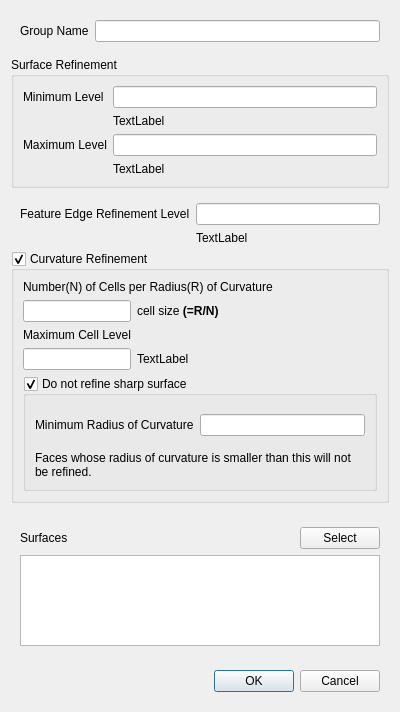
First picture: the form in src/foammesh/view/castellation/surface_refinement_dialog.ui, repository TheErevnaa/FoamMesh, before the edit.
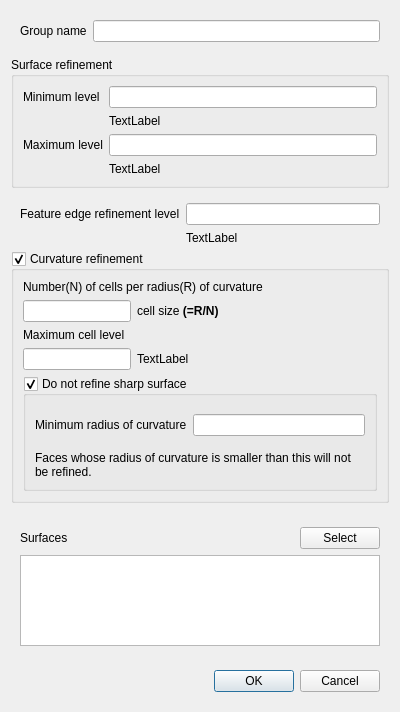
Second picture: the form after the edit.

The edit to the form file:
```diff
--- a/src/foammesh/view/castellation/surface_refinement_dialog.ui
+++ b/src/foammesh/view/castellation/surface_refinement_dialog.ui
@@ -32,7 +32,7 @@
          <item row="0" column="0">
           <widget class="QLabel" name="label">
            <property name="text">
-            <string>Group Name</string>
+            <string>Group name</string>
            </property>
           </widget>
          </item>
@@ -45,13 +45,13 @@
       <item>
        <widget class="QGroupBox" name="groupBox">
         <property name="title">
-         <string>Surface Refinement</string>
+         <string>Surface refinement</string>
         </property>
         <layout class="QFormLayout" name="formLayout_2">
          <item row="0" column="0">
           <widget class="QLabel" name="label_2">
            <property name="text">
-            <string>Minimum Level</string>
+            <string>Minimum level</string>
            </property>
           </widget>
          </item>
@@ -61,7 +61,7 @@
          <item row="2" column="0">
           <widget class="QLabel" name="label_5">
            <property name="text">
-            <string>Maximum Level</string>
+            <string>Maximum level</string>
            </property>
           </widget>
          </item>
@@ -97,7 +97,7 @@
          <item row="1" column="0">
           <widget class="QLabel" name="label_3">
            <property name="text">
-            <string>Feature Edge Refinement Level</string>
+            <string>Feature edge refinement level</string>
            </property>
           </widget>
          </item>
@@ -114,7 +114,7 @@
       <item>
        <widget class="QGroupBox" name="curvatureRefinement">
         <property name="title">
-         <string>Curvature Refinement</string>
+         <string>Curvature refinement</string>
         </property>
         <property name="checkable">
          <bool>true</bool>
@@ -126,7 +126,7 @@
          <item>
           <widget class="QLabel" name="label_6">
            <property name="text">
-            <string>Number(N) of Cells per Radius(R) of Curvature</string>
+            <string>Number(N) of cells per radius(R) of curvature</string>
            </property>
           </widget>
          </item>
@@ -154,7 +154,7 @@
          <item>
           <widget class="QLabel" name="label_7">
            <property name="text">
-            <string>Maximum Cell Level</string>
+            <string>Maximum cell level</string>
            </property>
           </widget>
          </item>
@@ -200,7 +200,7 @@
                <item row="1" column="0">
                 <widget class="QLabel" name="label_9">
                  <property name="text">
-                  <string>Minimum Radius of Curvature</string>
+                  <string>Minimum radius of curvature</string>
                  </property>
                 </widget>
                </item>
```
Left out of the diff: 2 changed lines with no effect on the pictures.
